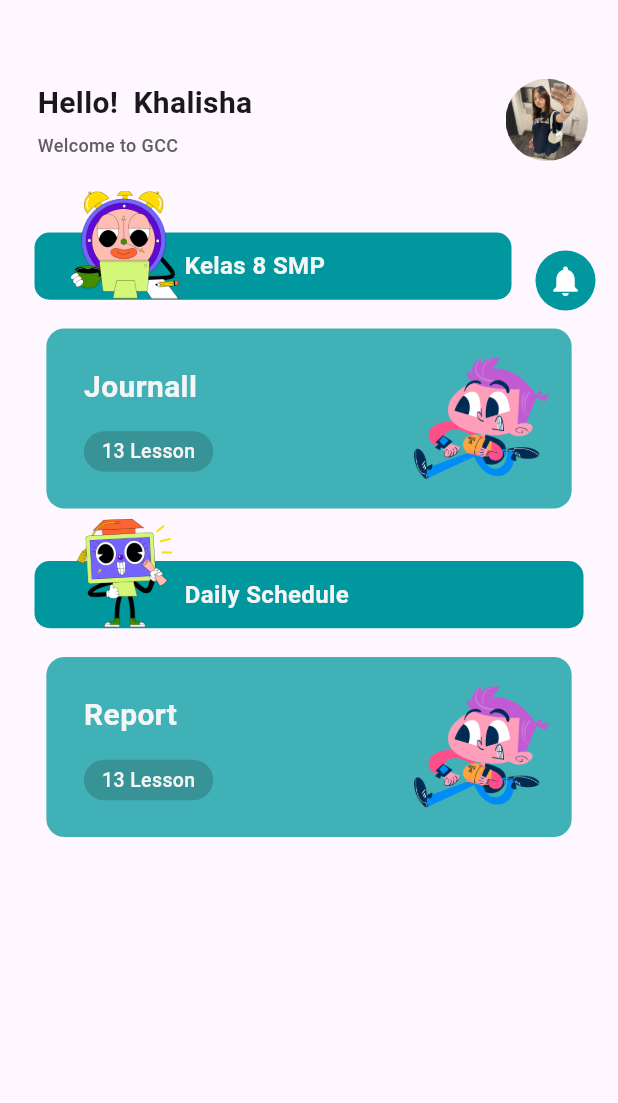
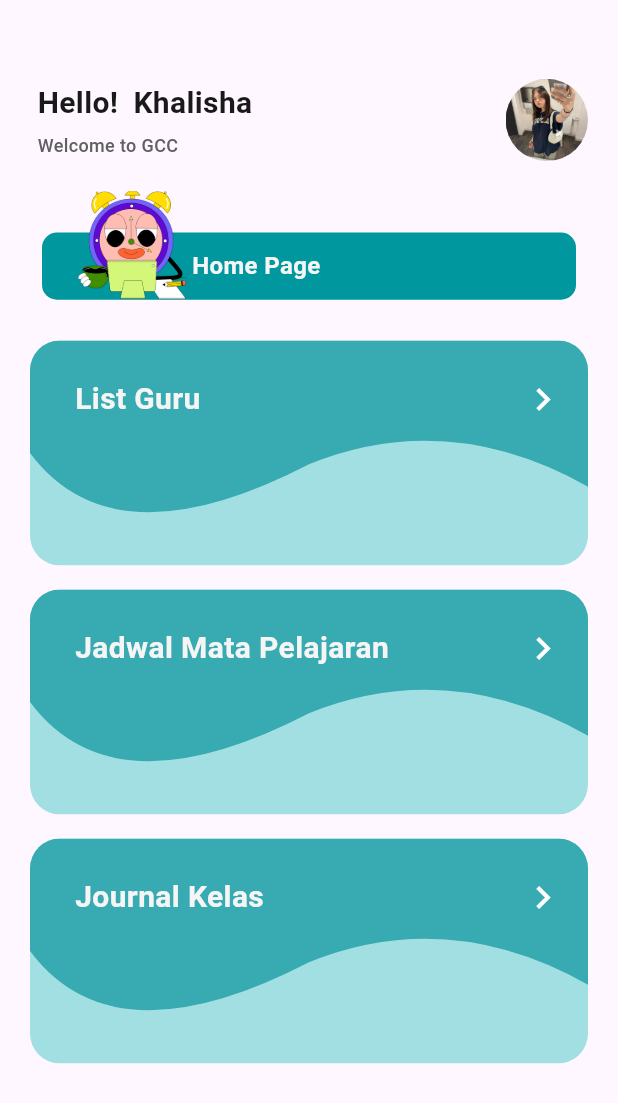
Before and after one commit to khalllishaa/gcc_admin, a Flutter app: the HomePage screen opened directly, on a phone screen of 412 x 824 dp. Shown: the top 1103 px of the screen. Run offline on Flutter 3.47's test engine with Material 3 defaults, Android fonts, the light colour scheme and no system bars; our stand-ins replace get, google_fonts, iconly, shared_preferences; accounts and stored records are empty; Roboto replaces fonts that are missing (Times New Roman).

Commit message:
feat: [KK] styling home page - list teacher

```diff
--- a/lib/components/AppStyles.dart
+++ b/lib/components/AppStyles.dart
@@ -9,7 +9,7 @@ class AppStyles {
   static const Color primary = Color(0xFF368D8D);
   static const Color primaryLight = Color(0xFF40B2B7);
   static const Color primaryDark = Color(0xFF00979F);
-  static const Color secondary = Color(0xFF40B2B7);
+  static const Color secondary = Color(0xFF37ABB1);
   static const Color schedule = Color(0xFFFF9F4B);
   static const Color login = Color(0xFFFFF8E8);
   static const Color secondaryLight = Color(0xFFA2DFE2);
@@ -44,6 +44,7 @@ class AppStyles {
   static const double classCardHeight = 126.0;
   static const double detailHeaderHeight = 100.0;
   static const double detailHeaderRadius = 50.0;
+  static const double teacherHeight = 100.0;
 
   // Icon Sizes
   static const double iconS = 12.0;
@@ -61,6 +62,7 @@ class AppStyles {
   static const double paddingL = 15.0;
   static const double paddingXL = 20.0;
   static const double padding = 24.0;
+  static const double paddingFont = 30.0;
   static const double paddingXXL = 100.0;
 
   // Spacing
--- a/lib/components/LessonCard.dart
+++ b/lib/components/LessonCard.dart
@@ -1,75 +1,97 @@
 import 'package:flutter/material.dart';
 import 'package:gcc_admin/components/AppStyles.dart';
 
-class LessonCard extends StatelessWidget {
+class WavyCard extends StatelessWidget {
   final String title;
-  final String lessonCount;
-  final String imagePath;
-  final Color? backgroundColor;
-  final VoidCallback? onTap; // Tambahin onTap
+  final VoidCallback onTap;
 
-  const LessonCard({
+  const WavyCard({
     super.key,
     required this.title,
-    required this.lessonCount,
-    required this.imagePath,
-    this.backgroundColor,
-    this.onTap,
+    required this.onTap,
   });
 
   @override
   Widget build(BuildContext context) {
-    return Center(
-      child: GestureDetector(
+    return GestureDetector(
       onTap: onTap,
       child: Container(
-          width: MediaQuery.of(context).size.width * 0.85,
-          padding: EdgeInsets.all(AppStyles.paddingL),
+        margin: EdgeInsets.symmetric(vertical: 8),
+        height: 150,
         decoration: BoxDecoration(
-            color: backgroundColor ?? AppStyles.primary,
-            borderRadius: BorderRadius.circular(AppStyles.radiusM),
+          borderRadius: BorderRadius.circular(20),
+          color: Colors.transparent,
         ),
-          child: Row(
-            crossAxisAlignment: CrossAxisAlignment.center,
+        child: Stack(
           children: [
-              SizedBox(width: AppStyles.spaceS),
-              Expanded(
-                child: Column(
-                  crossAxisAlignment: CrossAxisAlignment.start,
+            ClipRRect(
+              borderRadius: BorderRadius.circular(AppStyles.radiusXL),
+              child: Container(
+                color: AppStyles.secondaryLight,
+                child: Stack(
                   children: [
-                    Text(
-                      title,
-                      style: AppStyles.heading1.copyWith(color: AppStyles.light),
-                    ),
-                    SizedBox(height: AppStyles.spaceM),
-                    Container(
-                      padding: EdgeInsets.symmetric(
-                        horizontal: AppStyles.paddingM,
-                        vertical: AppStyles.paddingXS,
-                      ),
-                      decoration: BoxDecoration(
-                        color: AppStyles.dark.withOpacity(0.2),
-                        borderRadius: BorderRadius.circular(AppStyles.radiusXL),
-                      ),
-                      child: Text(
-                        lessonCount ,
-                        style: AppStyles.lesson,
+                    Positioned.fill(
+                      child: CustomPaint(
+                        painter: WavePainter(),
                       ),
                     ),
                   ],
                 ),
               ),
-              SizedBox(width: 16),
-              Image.asset(
-                imagePath,
-                width: AppStyles.categoryLineHeightt,
-                height: AppStyles.categoryLineHeightt,
-                fit: BoxFit.contain,
+            ),
+            Padding(
+              padding: EdgeInsets.fromLTRB(
+                AppStyles.paddingFont,
+                AppStyles.padding,
+                AppStyles.paddingL,
+                AppStyles.paddingL,
+              ),
+              child: Row(
+                mainAxisAlignment: MainAxisAlignment.spaceBetween,
+                children: [
+                  Flexible(
+                    child: Text(
+                      title,
+                      style: AppStyles.heading1.copyWith(color: AppStyles.light),
+                    ),
+                  ),
+                  Icon(
+                    Icons.chevron_right,
+                    color: Colors.white,
+                    size: 30,
                   ),
                 ],
               ),
+            ),
+
+          ],
         ),
       ),
     );
   }
 }
+
+class WavePainter extends CustomPainter {
+  @override
+  void paint(Canvas canvas, Size size) {
+    final paint = Paint()..color = AppStyles.secondary;
+
+    final path = Path();
+    path.lineTo(0, size.height * 0.5);
+    path.quadraticBezierTo(
+      size.width * 0.15, size.height,
+      size.width * 0.5, size.height * 0.55,
+    );
+    path.quadraticBezierTo(
+      size.width * 0.75, size.height * 0.3,
+      size.width, size.height * 0.65,
+    );
+    path.lineTo(size.width, 0);
+    path.close();
+
+    canvas.drawPath(path, paint);
+  }
+
+  @override
+  bool shouldRepaint(CustomPainter oldDelegate) => false;
+}
--- a/lib/components/TextFiled.dart
+++ b/lib/components/TextFiled.dart
@@ -1,5 +1,6 @@
 import 'package:flutter/material.dart';
 import 'package:gcc_admin/components/AppStyles.dart';
+
 class MyTextField extends StatefulWidget {
   final String labelText;
   final bool isPassword;
--- a/lib/pages/class_page/class_page.dart
+++ b/lib/pages/class_page/class_page.dart
@@ -2,6 +2,8 @@ import 'package:flutter/material.dart';
 import 'package:get/get.dart';
 import 'package:gcc_admin/components/class_card.dart';
 import 'package:gcc_admin/components/CategoriesLine.dart';
+
+import '../../routes/app_route.dart';
 
 class ClassPage extends StatelessWidget {
   const ClassPage({super.key});
@@ -62,7 +64,9 @@ class ClassPage extends StatelessWidget {
                 ),
                 const SizedBox(height: 10),
                 GestureDetector(
-                  onTap: () => Get.toNamed('/list-siswa'),
+                  onTap: () {
+                    Get.toNamed(Routes.listTeacher);
+                  },
                   child: const KelasCard(
                     imagePath: 'images/maths.png',
                     title: 'Kelas 9',
--- a/lib/pages/class_page/list_page/list_siswa.dart
+++ b/lib/pages/class_page/list_page/list_siswa.dart
@@ -61,7 +61,7 @@ class ListStudent extends StatelessWidget {
               onEdit: () {},
               onDelete: () {},
               onMore: () =>
-                  Get.toNamed('/list-report'), // ⬅️ Navigasi ditambahkan
+                  Get.toNamed('/list-report'),
             ),
             const SizedBox(height: 8),
             StudentCard(
--- a/lib/pages/home_page/home_page.dart
+++ b/lib/pages/home_page/home_page.dart
@@ -26,87 +26,26 @@ class HomePage extends StatelessWidget {
             WelcomeSign(),
             SizedBox(height: AppStyles.spaceL),
             Padding(
-              padding: EdgeInsets.only(left: AppStyles.paddingL, right: AppStyles.paddingL),
+              padding: EdgeInsets.only(left: AppStyles.paddingXL, right: AppStyles.paddingXL),
               child: SingleChildScrollView(
                 child: Column(
                   children: [
-                    Row(
-                      crossAxisAlignment: CrossAxisAlignment.center,
-                      children: [
-                        Expanded(
-                          child: CategoriesLine(
-                            title: 'Kelas 8 SMP',
-                            image: 'images/categories.png',
-                          ),
-                        ),
-                        Container(
-                          margin: EdgeInsets.only(left: AppStyles.paddingS),
-                          padding: EdgeInsets.all(AppStyles.paddingS),
-                          decoration: BoxDecoration(
-                            color: AppStyles.primaryDark,
-                            shape: BoxShape.circle,
-                          ),
-                          child: Icon(
-                            Icons.notifications,
-                            color: Colors.white,
-                            size: 24,
-                          ),
-                        ),
-                      ],
+                    CategoriesLine(
+                      title: 'Home Page',
+                      image: 'images/categories.png',
                     ),
-                    LessonCard(
-                      title: 'Journall',
-                      lessonCount: '13 Lesson',
-                      imagePath: 'images/student.png',
-                      backgroundColor: AppStyles.secondary,
+                    WavyCard(
+                      title: 'List Guru',
+                      onTap: () => Get.toNamed('/list-teacher'),
+                    ),
+                    WavyCard(
+                      title: 'Jadwal Mata Pelajaran',
+                      onTap: () => Get.toNamed('/schedule'),
+                    ),
+                    WavyCard(
+                      title: 'Journal Kelas',
                       onTap: () {
-                        mainMenuController.updateIndex(2);
-                      },
-                    ),
-                    SizedBox(height: AppStyles.spaceXL),
-                    CategoriesLine(
-                      title: 'Daily Schedule',
-                      image: 'images/learning.png',
-                    ),
-                    // Expanded(
-                    //   child: Obx(() => ListView.separated(
-                    //     padding: EdgeInsets.symmetric(horizontal: 0),
-                    //     physics: BouncingScrollPhysics(),
-                    //     itemCount: controller.classData.length,
-                    //     separatorBuilder: (context, index) => SizedBox(height: AppStyles.spaceXXS),
-                    //     itemBuilder: (context, index) {
-                    //       return Align(
-                    //         alignment: Alignment.center,
-                    //         child: ClassCard(
-                    //           title: controller.classData[index]["title"],
-                    //           teacher: controller.classData[index]["teacher"],
-                    //           time: controller.classData[index]["time"],
-                    //           topic: controller.classData[index]["topic"],
-                    //           icon: controller.classData[index]["icon"],
-                    //         ),
-                    //       );
-                    //     },
-                    //   )),
-                    // ),
-                    // ClassCard(
-                    //     title: 'Matematika',
-                    //     teacher: 'Miss Ica',
-                    //     time: '13.00-14.30',
-                    //     topic: 'Kombinasi',
-                    //     icon: Icons.menu_book_rounded),
-                    // ClassCard(
-                    //     title: 'Bahasa Inggris',
-                    //     teacher: 'Miss Ica',
-                    //     time: '13.00-14.30',
-                    //     topic: 'Proposal',
-                    //     icon: Icons.menu_book_rounded),
-                    LessonCard(
-                      title: 'Report',
-                      lessonCount: '13 Lesson',
-                      imagePath: 'images/student.png',
-                      backgroundColor: AppStyles.secondary,
-                      onTap: () {
-                        mainMenuController.updateIndex(2);
+                        print("List Guru tapped");
                       },
                     ),
                   ],
--- a/lib/routes/app_route.dart
+++ b/lib/routes/app_route.dart
@@ -1,10 +1,14 @@
 import 'package:gcc_admin/bindings/menu_binding.dart';
 import 'package:gcc_admin/bindings/signup_binding.dart';
 import 'package:gcc_admin/bindings/welcome_binding.dart';
+import 'package:gcc_admin/components/AddTeacher.dart';
+import 'package:gcc_admin/pages/home_page/Teacher/list_teacher/list_teacher.dart';
 import 'package:gcc_admin/pages/class_page/class_page.dart';
 import 'package:gcc_admin/pages/class_page/list_page/list_siswa.dart';
 import 'package:gcc_admin/pages/class_page/report_page/list_report.dart';
 import 'package:gcc_admin/pages/class_page/report_page/view_report.dart';
+import 'package:gcc_admin/pages/home_page/schedule/schedule_page/schedule.dart';
+import 'package:gcc_admin/pages/home_page/schedule/view_schedule/view_schedule.dart';
 import 'package:gcc_admin/pages/main_menu/menu_page.dart';
 import 'package:gcc_admin/pages/profile_page/profile_page.dart';
 import 'package:gcc_admin/pages/signIn_signUp/signin_page.dart';
@@ -25,6 +29,10 @@ class Routes {
   static const listSiswa = '/list-siswa';
   static const listReport = '/list-report';
   static const viewReport = '/view-report';
+  static const listTeacher = '/list-teacher';
+  static const addTeacher = '/add-teacher';
+  static const schedule = '/schedule';
+  static const viewSchedule = '/view-schedule';
 }
 
 class AppPages {
@@ -48,6 +56,10 @@ class AppPages {
     GetPage(name: Routes.profile, page: () => ProfilePage()),
     GetPage(name: Routes.listSiswa, page: () => ListStudent()),
     GetPage(name: Routes.listReport, page: () => ListReport()),
-    GetPage(name: Routes.viewReport, page: () => ViewReport())
+    GetPage(name: Routes.viewReport, page: () => ViewReport()),
+    GetPage(name: Routes.listTeacher, page: () => Listteacher()),
+    GetPage(name: Routes.addTeacher, page: () => Addteacher()),
+    GetPage(name: Routes.schedule, page: () => Schedule()),
+    GetPage(name: Routes.viewSchedule, page: () => ViewSchedule()),
   ];
 }
```
Also changed, not shown: lib/components/AddTeacher.dart (added, +101 -0 lines), lib/components/CustomTextField.dart (added, +54 -0 lines), lib/pages/home_page/schedule/schedule_page/schedule.dart (added, +104 -0 lines), lib/pages/home_page/schedule/view_schedule/view_schedule.dart (added, +56 -0 lines), lib/pages/home_page/teacher/list_teacher/list_teacher.dart (added, +106 -0 lines), pubspec.yaml (+1 -7 lines). Lines whose indentation alone changed are shown as unchanged.
